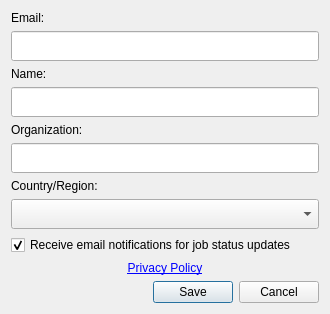
Old version of the form LDMP/gui/DlgSettingsEditUpdate.ui in the repository ConservationInternational/trends.earth.
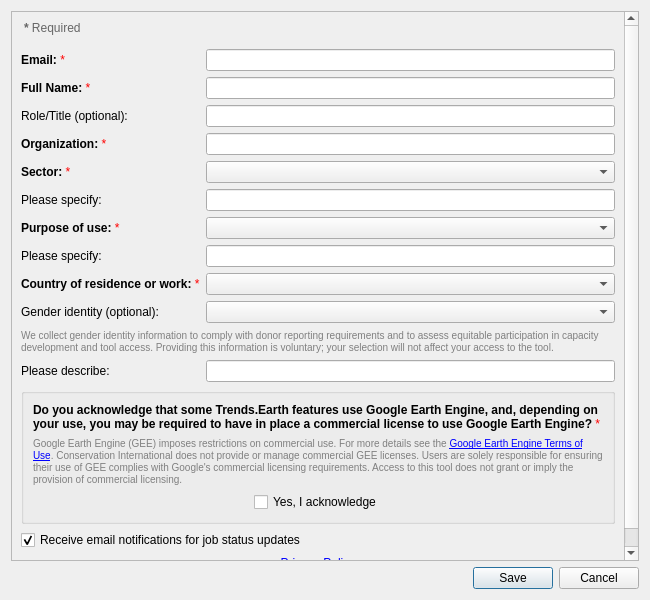
New version of the form.

Commit message: Add update profile dialog

The edit to the form file:
```diff
--- a/LDMP/gui/DlgSettingsEditUpdate.ui
+++ b/LDMP/gui/DlgSettingsEditUpdate.ui
@@ -6,83 +6,64 @@
    <rect>
     <x>0</x>
     <y>0</y>
-    <width>330</width>
-    <height>295</height>
+    <width>650</width>
+    <height>550</height>
    </rect>
   </property>
-  <property name="sizePolicy">
-   <sizepolicy hsizetype="Fixed" vsizetype="Fixed">
-    <horstretch>0</horstretch>
-    <verstretch>0</verstretch>
-   </sizepolicy>
+  <property name="minimumSize">
+   <size>
+    <width>450</width>
+    <height>600</height>
+   </size>
   </property>
   <property name="windowTitle">
    <string>Update user information</string>
   </property>
-  <layout class="QGridLayout" name="gridLayout">
-   <item row="7" column="0">
-    <widget class="QComboBox" name="country">
-     <property name="sizePolicy">
-      <sizepolicy hsizetype="Preferred" vsizetype="Minimum">
-       <horstretch>0</horstretch>
-       <verstretch>0</verstretch>
-      </sizepolicy>
+  <layout class="QVBoxLayout" name="mainLayout">
+   <item>
+    <widget class="QScrollArea" name="scrollArea">
+     <property name="widgetResizable">
+      <bool>true</bool>
      </property>
-     <property name="minimumSize">
-      <size>
-       <width>200</width>
-       <height>30</height>
-      </size>
+     <property name="horizontalScrollBarPolicy">
+      <enum>Qt::ScrollBarAsNeeded</enum>
      </property>
-    </widget>
-   </item>
-   <item row="5" column="0">
-    <widget class="QLineEdit" name="organization">
-     <property name="sizePolicy">
-      <sizepolicy hsizetype="Expanding" vsizetype="Minimum">
-       <horstretch>0</horstretch>
-       <verstretch>0</verstretch>
-      </sizepolicy>
-     </property>
-     <property name="minimumSize">
-      <size>
-       <width>200</width>
-       <height>30</height>
-      </size>
-     </property>
-     <property name="inputMethodHints">
-      <set>Qt::ImhNone</set>
-     </property>
-     <property name="echoMode">
-      <enum>QLineEdit::Normal</enum>
-     </property>
-    </widget>
-   </item>
-   <item row="0" column="0">
-    <widget class="QLabel" name="label_2">
-     <property name="sizePolicy">
-      <sizepolicy hsizetype="Preferred" vsizetype="Minimum">
-       <horstretch>0</horstretch>
-       <verstretch>0</verstretch>
-      </sizepolicy>
-     </property>
+     <widget class="QWidget" name="scrollAreaWidgetContents">
+      <layout class="QFormLayout" name="formLayout">
+       <property name="fieldGrowthPolicy">
+        <enum>QFormLayout::ExpandingFieldsGrow</enum>
+       </property>
+       <!-- Required fields legend -->
+       <item row="0" column="0" colspan="2">
+        <widget class="QLabel" name="label_required_legend">
      <property name="text">
-      <string>Email:</string>
+          <string>&lt;html&gt;&lt;body&gt;&lt;span style="font-weight:bold;"&gt;*&lt;/span&gt; Required&lt;/body&gt;&lt;/html&gt;</string>
+         </property>
+         <property name="textFormat">
+          <enum>Qt::RichText</enum>
+         </property>
+         <property name="styleSheet">
+          <string>color: #666; margin-bottom: 8px;</string>
      </property>
     </widget>
    </item>
+       <!-- Email -->
    <item row="1" column="0">
+        <widget class="QLabel" name="label_email">
+         <property name="text">
+          <string>&lt;html&gt;&lt;body&gt;&lt;span style="font-weight:bold;"&gt;Email:&lt;/span&gt; &lt;span style="color:red;"&gt;*&lt;/span&gt;&lt;/body&gt;&lt;/html&gt;</string>
+         </property>
+         <property name="textFormat">
+          <enum>Qt::RichText</enum>
+         </property>
+        </widget>
+       </item>
+       <item row="1" column="1">
     <widget class="QLineEdit" name="email">
-     <property name="sizePolicy">
-      <sizepolicy hsizetype="Expanding" vsizetype="Minimum">
-       <horstretch>0</horstretch>
-       <verstretch>0</verstretch>
-      </sizepolicy>
-     </property>
      <property name="minimumSize">
       <size>
-       <width>200</width>
-       <height>30</height>
+           <width>250</width>
+           <height>0</height>
       </size>
      </property>
      <property name="inputMethodHints">
@@ -93,59 +74,253 @@
      </property>
     </widget>
    </item>
+       <!-- Full Name -->
    <item row="2" column="0">
-    <widget class="QLabel" name="label_5">
-     <property name="sizePolicy">
-      <sizepolicy hsizetype="Preferred" vsizetype="Minimum">
-       <horstretch>0</horstretch>
-       <verstretch>0</verstretch>
-      </sizepolicy>
-     </property>
+        <widget class="QLabel" name="label_name">
      <property name="text">
-      <string>Name:</string>
+          <string>&lt;html&gt;&lt;body&gt;&lt;span style="font-weight:bold;"&gt;Full Name:&lt;/span&gt; &lt;span style="color:red;"&gt;*&lt;/span&gt;&lt;/body&gt;&lt;/html&gt;</string>
+         </property>
+         <property name="textFormat">
+          <enum>Qt::RichText</enum>
      </property>
     </widget>
    </item>
-   <item row="3" column="0">
+       <item row="2" column="1">
     <widget class="QLineEdit" name="name">
-     <property name="sizePolicy">
-      <sizepolicy hsizetype="Expanding" vsizetype="Minimum">
-       <horstretch>0</horstretch>
-       <verstretch>0</verstretch>
-      </sizepolicy>
-     </property>
-     <property name="minimumSize">
-      <size>
-       <width>200</width>
-       <height>30</height>
-      </size>
-     </property>
      <property name="inputMethodHints">
       <set>Qt::ImhNoAutoUppercase</set>
      </property>
     </widget>
    </item>
+       <!-- Role/Title -->
+       <item row="3" column="0">
+        <widget class="QLabel" name="label_role_title">
+         <property name="text">
+          <string>Role/Title (optional):</string>
+         </property>
+        </widget>
+       </item>
+       <item row="3" column="1">
+        <widget class="QLineEdit" name="role_title"/>
+       </item>
+       <!-- Organization -->
+       <item row="4" column="0">
+        <widget class="QLabel" name="label_organization">
+         <property name="text">
+          <string>&lt;html&gt;&lt;body&gt;&lt;span style="font-weight:bold;"&gt;Organization:&lt;/span&gt; &lt;span style="color:red;"&gt;*&lt;/span&gt;&lt;/body&gt;&lt;/html&gt;</string>
+         </property>
+         <property name="textFormat">
+          <enum>Qt::RichText</enum>
+         </property>
+        </widget>
+       </item>
+       <item row="4" column="1">
+        <widget class="QLineEdit" name="organization"/>
+       </item>
+       <!-- Sector -->
+       <item row="5" column="0">
+        <widget class="QLabel" name="label_sector">
+         <property name="text">
+          <string>&lt;html&gt;&lt;body&gt;&lt;span style="font-weight:bold;"&gt;Sector:&lt;/span&gt; &lt;span style="color:red;"&gt;*&lt;/span&gt;&lt;/body&gt;&lt;/html&gt;</string>
+         </property>
+         <property name="textFormat">
+          <enum>Qt::RichText</enum>
+         </property>
+        </widget>
+       </item>
+       <item row="5" column="1">
+        <widget class="QComboBox" name="sector">
+         <property name="sizePolicy">
+          <sizepolicy hsizetype="Expanding" vsizetype="Fixed">
+           <horstretch>0</horstretch>
+           <verstretch>0</verstretch>
+          </sizepolicy>
+         </property>
+        </widget>
+       </item>
+       <!-- Sector Other field -->
    <item row="6" column="0">
-    <widget class="QLabel" name="label_4">
+        <widget class="QLabel" name="label_sector_other">
+         <property name="text">
+          <string>Please specify:</string>
+         </property>
+        </widget>
+       </item>
+       <item row="6" column="1">
+        <widget class="QLineEdit" name="sector_other"/>
+       </item>
+       <!-- Purpose of Use -->
+       <item row="7" column="0">
+        <widget class="QLabel" name="label_purpose">
+         <property name="text">
+          <string>&lt;html&gt;&lt;body&gt;&lt;span style="font-weight:bold;"&gt;Purpose of use:&lt;/span&gt; &lt;span style="color:red;"&gt;*&lt;/span&gt;&lt;/body&gt;&lt;/html&gt;</string>
+         </property>
+         <property name="textFormat">
+          <enum>Qt::RichText</enum>
+         </property>
+        </widget>
+       </item>
+       <item row="7" column="1">
+        <widget class="QComboBox" name="purpose_of_use">
      <property name="sizePolicy">
-      <sizepolicy hsizetype="Preferred" vsizetype="Minimum">
+          <sizepolicy hsizetype="Expanding" vsizetype="Fixed">
        <horstretch>0</horstretch>
        <verstretch>0</verstretch>
       </sizepolicy>
      </property>
-     <property name="text">
-      <string>Country/Region:</string>
-     </property>
-    </widget>
-   </item>
+        </widget>
+       </item>
+       <!-- Purpose Other field -->
    <item row="8" column="0">
+        <widget class="QLabel" name="label_purpose_other">
+         <property name="text">
+          <string>Please specify:</string>
+         </property>
+        </widget>
+       </item>
+       <item row="8" column="1">
+        <widget class="QLineEdit" name="purpose_of_use_other"/>
+       </item>
+       <!-- Country -->
+       <item row="9" column="0">
+        <widget class="QLabel" name="label_country">
+         <property name="text">
+          <string>&lt;html&gt;&lt;body&gt;&lt;span style="font-weight:bold;"&gt;Country of residence or work:&lt;/span&gt; &lt;span style="color:red;"&gt;*&lt;/span&gt;&lt;/body&gt;&lt;/html&gt;</string>
+         </property>
+         <property name="textFormat">
+          <enum>Qt::RichText</enum>
+         </property>
+        </widget>
+       </item>
+       <item row="9" column="1">
+        <widget class="QComboBox" name="country">
+         <property name="sizePolicy">
+          <sizepolicy hsizetype="Expanding" vsizetype="Fixed">
+           <horstretch>0</horstretch>
+           <verstretch>0</verstretch>
+          </sizepolicy>
+         </property>
+        </widget>
+       </item>
+       <!-- Gender identity -->
+       <item row="10" column="0">
+        <widget class="QLabel" name="label_gender">
+         <property name="text">
+          <string>Gender identity (optional):</string>
+         </property>
+        </widget>
+       </item>
+       <item row="10" column="1">
+        <widget class="QComboBox" name="gender_identity">
+         <property name="sizePolicy">
+          <sizepolicy hsizetype="Expanding" vsizetype="Fixed">
+           <horstretch>0</horstretch>
+           <verstretch>0</verstretch>
+          </sizepolicy>
+         </property>
+        </widget>
+       </item>
+       <!-- Gender description label -->
+       <item row="11" column="0" colspan="2">
+        <widget class="QLabel" name="label_gender_note">
+         <property name="text">
+          <string>We collect gender identity information to comply with donor reporting requirements and to assess equitable participation in capacity development and tool access. Providing this information is voluntary; your selection will not affect your access to the tool.</string>
+         </property>
+         <property name="wordWrap">
+          <bool>true</bool>
+         </property>
+         <property name="styleSheet">
+          <string>color: gray; font-size: 10px;</string>
+         </property>
+        </widget>
+       </item>
+       <!-- Gender self-describe field -->
+       <item row="12" column="0">
+        <widget class="QLabel" name="label_gender_description">
+         <property name="text">
+          <string>Please describe:</string>
+         </property>
+        </widget>
+       </item>
+       <item row="12" column="1">
+        <widget class="QLineEdit" name="gender_identity_description"/>
+       </item>
+       <!-- GEE License Acknowledgment -->
+       <item row="13" column="0" colspan="2">
+        <widget class="QGroupBox" name="groupBox_gee_license">
+         <property name="title">
+          <string></string>
+         </property>
+         <layout class="QVBoxLayout" name="geeGroupLayout">
+          <item>
+           <widget class="QLabel" name="label_gee_license">
+            <property name="text">
+             <string>&lt;html&gt;&lt;body&gt;&lt;span style="font-weight:bold;"&gt;Do you acknowledge that some Trends.Earth features use Google Earth Engine, and, depending on your use, you may be required to have in place a commercial license to use Google Earth Engine?&lt;/span&gt; &lt;span style="color:red;"&gt;*&lt;/span&gt;&lt;/body&gt;&lt;/html&gt;</string>
+            </property>
+            <property name="wordWrap">
+             <bool>true</bool>
+            </property>
+           </widget>
+          </item>
+          <item>
+           <widget class="QLabel" name="label_gee_license_note">
+            <property name="text">
+             <string>Google Earth Engine (GEE) imposes restrictions on commercial use. For more details see the &lt;a href="https://earthengine.google.com/terms/"&gt;Google Earth Engine Terms of Use&lt;/a&gt;. Conservation International does not provide or manage commercial GEE licenses. Users are solely responsible for ensuring their use of GEE complies with Google's commercial licensing requirements. Access to this tool does not grant or imply the provision of commercial licensing.</string>
+            </property>
+            <property name="wordWrap">
+             <bool>true</bool>
+            </property>
+            <property name="openExternalLinks">
+             <bool>true</bool>
+            </property>
+            <property name="styleSheet">
+             <string>color: gray; font-size: 10px;</string>
+            </property>
+           </widget>
+          </item>
+          <item>
+           <layout class="QHBoxLayout">
+            <item>
+             <spacer name="horizontalSpacer_gee_left">
+              <property name="orientation">
+               <enum>Qt::Horizontal</enum>
+              </property>
+              <property name="sizeHint" stdset="0">
+               <size>
+                <width>40</width>
+                <height>20</height>
+               </size>
+              </property>
+             </spacer>
+            </item>
+            <item>
+             <widget class="QCheckBox" name="gee_license_acknowledged">
+              <property name="text">
+               <string>Yes, I acknowledge</string>
+              </property>
+             </widget>
+            </item>
+            <item>
+             <spacer name="horizontalSpacer_gee_right">
+              <property name="orientation">
+               <enum>Qt::Horizontal</enum>
+              </property>
+              <property name="sizeHint" stdset="0">
+               <size>
+                <width>40</width>
+                <height>20</height>
+               </size>
+              </property>
+             </spacer>
+            </item>
+           </layout>
+          </item>
+         </layout>
+        </widget>
+       </item>
+       <!-- Email notifications -->
+       <item row="14" column="0" colspan="2">
     <widget class="QCheckBox" name="email_notifications_enabled">
-     <property name="sizePolicy">
-      <sizepolicy hsizetype="Preferred" vsizetype="Minimum">
-       <horstretch>0</horstretch>
-       <verstretch>0</verstretch>
-      </sizepolicy>
-     </property>
      <property name="text">
       <string>Receive email notifications for job status updates</string>
      </property>
@@ -154,14 +329,9 @@
      </property>
     </widget>
    </item>
-    <item row="9" column="0">
+       <!-- Privacy Policy -->
+       <item row="15" column="0" colspan="2">
      <widget class="QLabel" name="label_privacy">
-      <property name="sizePolicy">
-        <sizepolicy hsizetype="Preferred" vsizetype="Minimum">
-         <horstretch>0</horstretch>
-         <verstretch>0</verstretch>
-        </sizepolicy>
-      </property>
       <property name="text">
         <string>&lt;html&gt;&lt;head/&gt;&lt;body&gt;&lt;p&gt;&lt;a href=&quot;https://www.conservation.org/policies/privacy&quot;&gt;Privacy Policy&lt;/a&gt;&lt;/p&gt;&lt;/body&gt;&lt;/html&gt;</string>
       </property>
@@ -179,32 +349,17 @@
       </property>
      </widget>
     </item>
-    <item row="10" column="0">
+      </layout>
+     </widget>
+    </widget>
+   </item>
+   <item>
      <widget class="QDialogButtonBox" name="buttonBox">
-      <property name="sizePolicy">
-        <sizepolicy hsizetype="Expanding" vsizetype="Minimum">
-         <horstretch>0</horstretch>
-         <verstretch>0</verstretch>
-        </sizepolicy>
-      </property>
       <property name="standardButtons">
         <set>QDialogButtonBox::Cancel|QDialogButtonBox::Save</set>
       </property>
      </widget>
     </item>
-   <item row="4" column="0">
-    <widget class="QLabel" name="label_3">
-     <property name="sizePolicy">
-      <sizepolicy hsizetype="Preferred" vsizetype="Minimum">
-       <horstretch>0</horstretch>
-       <verstretch>0</verstretch>
-      </sizepolicy>
-     </property>
-     <property name="text">
-      <string>Organization:</string>
-     </property>
-    </widget>
-   </item>
   </layout>
  </widget>
  <tabstops>
```
Left out of the diff: 8 changed lines with no effect on the pictures. Lines whose indentation alone changed are shown as unchanged. The commit also changes 2 other files.
